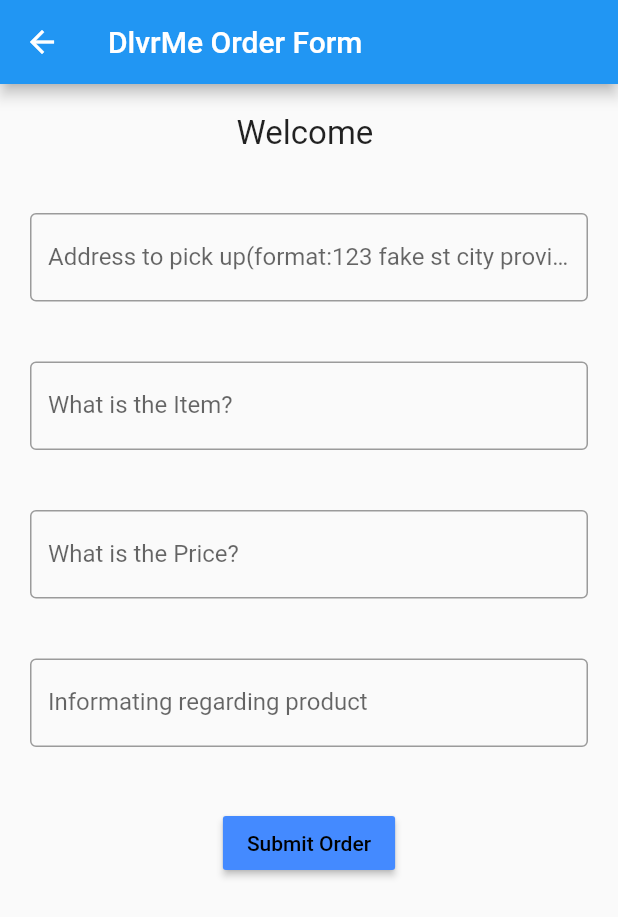
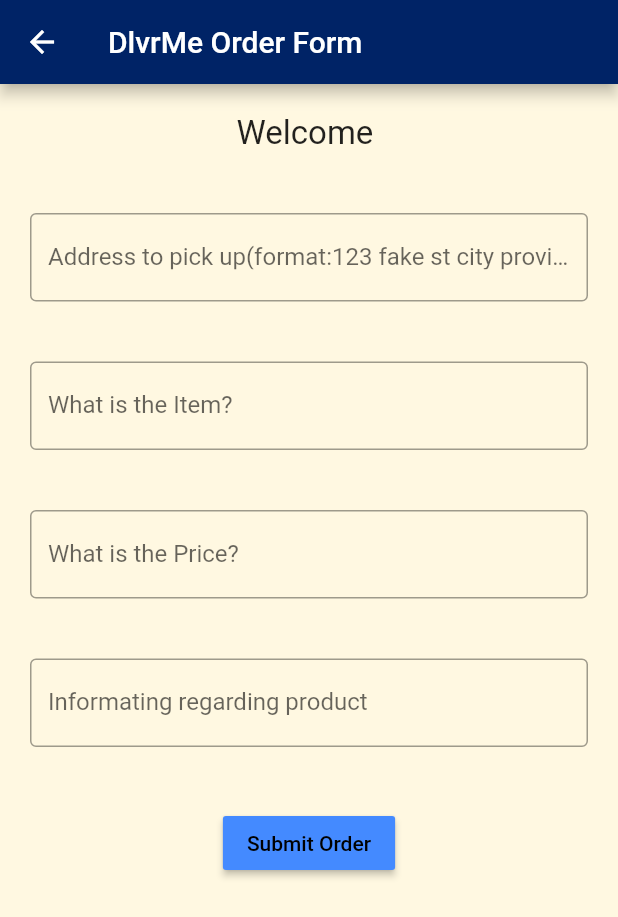
Before and after one commit to yassataiseer/DlvrMe-Mobile, a Flutter app: the Home screen opened directly with empty values, after a tap on the "add" icon, on a phone screen of 412 x 824 dp. Shown: the top 917 px of the screen. Run offline on Flutter 3.47's test engine with Material 2 defaults, Android fonts, the phone set to English and light mode, and no system bars; our stand-ins replace google_maps_flutter, location; missing offline and left inert: dart:ffi; network calls fail.

Commit message:
beutifu ui

```diff
--- a/lib/home_widget.dart
+++ b/lib/home_widget.dart
@@ -78,9 +78,12 @@
 
   Widget build(BuildContext context) {
     return Scaffold(
-      appBar: AppBar(
+        backgroundColor: Colors.amber[50],
+        appBar: AppBar(
         title: Text(Usrnme+"'s Orders"),
-      ),
+            backgroundColor: Color(0xff002366)
+
+        ),
 
       body: FutureBuilder<List<Welcome>>(
         future: grab_stuff(),
@@ -130,7 +133,7 @@
                 MaterialPageRoute(builder: (context) => Order(Usrnme: Usrnme)));
           },
           child: Icon(Icons.add),
-          backgroundColor: Colors.green,
+            backgroundColor: Color(0xff002366)
         ),
 
           bottomNavigationBar: BottomAppBar(
@@ -141,19 +144,33 @@
               FlatButton( onPressed: () {Navigator.push(
                   context,
                   MaterialPageRoute(builder: (context) => Home(Usrnme:Usrnme)));},
-                  color: Colors.yellowAccent,
-                  child: Row(
+                  color:Color(0xff002366),
+
+        child: Row(
                     children:<Widget> [
-                      Icon(Icons.home),Text("Home Page")],
+                      Icon(Icons.home,color: Colors.white,),Text("Home Page",
+                        style: TextStyle(
+                          color: Colors.white,
+                        ),)],
                   )
               ),
               FlatButton( onPressed: () {Navigator.push(
                   context,
                   MaterialPageRoute(builder: (context) => Maps(Usrnme:Usrnme)));},
-                  color: Colors.yellowAccent,
+                  color: Color(0xff002366),
                   child: Row(
+
                     children:<Widget> [
-                      Icon(Icons.map),Text("View Map Worldwide")],
+
+                      Icon(Icons.map,
+                        color: Colors.white,
+                      ),Text("View Map Worldwide",
+                        style: TextStyle(
+                          color: Colors.white,
+                        ),
+                      ),
+
+                    ],
                   )
               ),
             ],
--- a/lib/main.dart
+++ b/lib/main.dart
@@ -32,6 +32,7 @@
       resizeToAvoidBottomInset: false,
       backgroundColor: Colors.amber[50],
       appBar: AppBar(title: Text("DlvrMe-Login"),
+          backgroundColor: Color(0xff002366)
       ),
       body: Center(
 
@@ -147,7 +148,9 @@
     return Scaffold(
         resizeToAvoidBottomInset: false,
         backgroundColor: Colors.amber[50],
-        appBar: AppBar(title: Text("DlvrMe-SignUp"),),
+        appBar: AppBar(title: Text("DlvrMe-SignUp"),
+            backgroundColor: Color(0xff002366)
+        ),
       body: Center(
         child: Column(
           children: [
--- a/lib/map_widget.dart
+++ b/lib/map_widget.dart
@@ -142,8 +142,11 @@
   Widget build(BuildContext context) {
 
     return Scaffold(
+      backgroundColor: Colors.amber[50],
       appBar: AppBar(
-        title: Text('Map View of orders'),
+        title: Text('Map View of orders around the world'),
+          backgroundColor: Color(0xff002366)
+
       ),
      body:
 
--- a/lib/order_form.dart
+++ b/lib/order_form.dart
@@ -33,7 +33,9 @@
       String Price1 = "";
       String Description1 = "";
       return Scaffold(
+        backgroundColor: Colors.amber[50],
         appBar: AppBar(title: Text("DlvrMe Order Form"),
+            backgroundColor: Color(0xff002366)
         ),
         body: SingleChildScrollView(
           child: Column(
```
